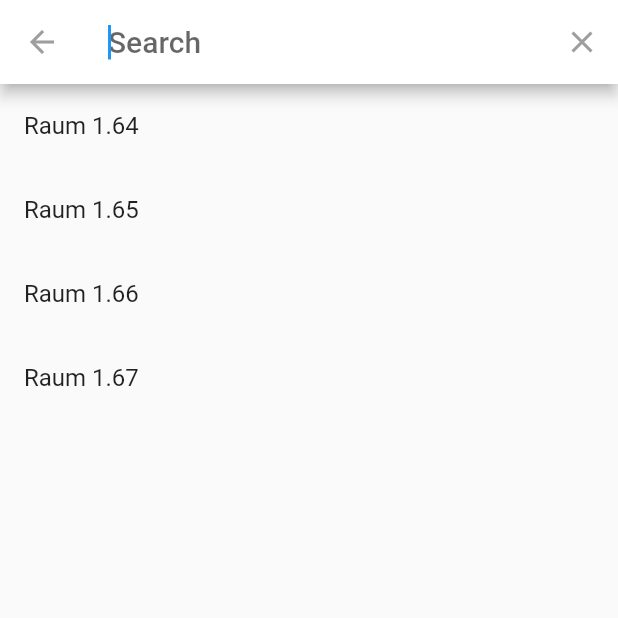
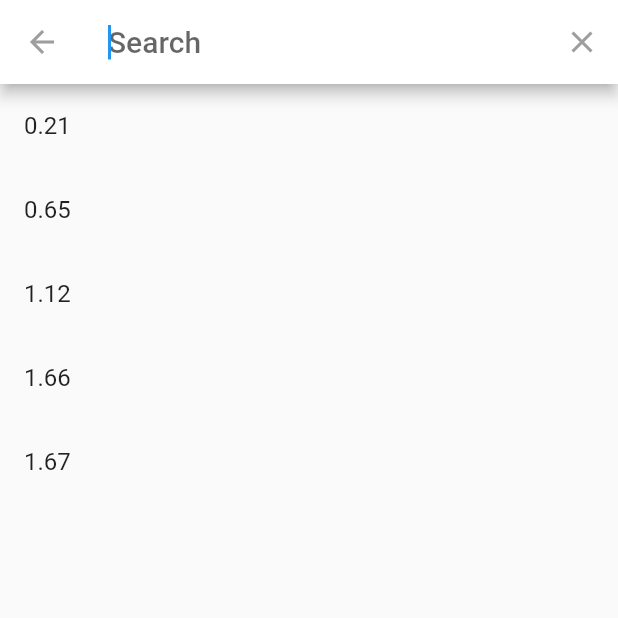
Before and after one commit to MCG-Dallgow/MCG-App, a Flutter app: the RoomPlan screen opened directly, after a tap on the "search" icon, on a phone screen of 412 x 824 dp, the top half of it. Run offline on Flutter 3.47's test engine with Material 2 defaults, Android fonts, the phone set to English and light mode, and no system bars; our stand-ins replace flutter_speed_dial.

Commit message:
Theme logic and refactor

```diff
--- a/lib/main.dart
+++ b/lib/main.dart
@@ -1,21 +1,51 @@
 import 'package:flutter/material.dart';
-import 'package:mcgapp/pages/home_page.dart';
+import 'package:mcgapp/screens/home_page.dart';
+import 'package:mcgapp/theme/theme_constants.dart';
+import 'package:mcgapp/theme/theme_manager.dart';
 
 void main() {
   runApp(const MyApp());
 }
 
-class MyApp extends StatelessWidget {
+ThemeManager themeManager = ThemeManager();
+
+class MyApp extends StatefulWidget {
   const MyApp({super.key});
+
+  @override
+  State<MyApp> createState() => _MyAppState();
+}
+
+class _MyAppState extends State<MyApp> {
+
+  @override
+  void initState() {
+    themeManager.addListener(themeListener);
+    super.initState();
+  }
+
+  @override
+  void dispose() {
+    themeManager.removeListener(themeListener);
+    super.dispose();
+  }
+
+  themeListener() {
+    if (mounted) {
+      setState(() {
+
+      });
+    }
+  }
 
   @override
   Widget build(BuildContext context) {
     return MaterialApp(
       title: 'MCG App',
       debugShowCheckedModeBanner: false,
-      theme: ThemeData(
-        primarySwatch: Colors.blue,
-      ),
+      theme: lightTheme,
+      darkTheme: darkTheme,
+      themeMode: themeManager.themeMode,
       home: const Home(),
     );
   }
--- a/lib/pages/roomplan_page.dart
+++ b/lib/screens/roomplan_page.dart
@@ -1,5 +1,6 @@
 import 'package:flutter/material.dart';
 import 'package:flutter_speed_dial/flutter_speed_dial.dart';
+import 'package:mcgapp/theme/theme_constants.dart';
 
 import '../widgets/app_bar.dart';
 import '../widgets/drawer.dart';
@@ -14,7 +15,7 @@ class RoomPlan extends StatelessWidget {
       length: 2,
       child: Scaffold(
         appBar: MCGAppBar(
-          title: "Raumplan",
+          title: 'Raumplan',
           actions: [
             IconButton(
               icon: const Icon(Icons.search),
@@ -28,9 +29,7 @@ class RoomPlan extends StatelessWidget {
           ],
         ),
         drawer: const MCGDrawer(),
-        body: Column(
-          children: <Widget>[
-            Center(
+        body: Center(
           child: GestureDetector(
             child: Container(
               decoration: BoxDecoration(
@@ -44,18 +43,15 @@ class RoomPlan extends StatelessWidget {
               height: 100,
               child: const Center(
                 child: Text("1.60"),
-                    )),
+              ),
+            ),
             onTap: () {},
           ),
-            ),
-          ],
         ),
         floatingActionButton: SpeedDial(
           icon: Icons.layers,
           activeIcon: Icons.close,
-          backgroundColor: Colors.blueGrey,
           foregroundColor: Colors.white,
-          activeBackgroundColor: Colors.blueGrey,
           activeForegroundColor: Colors.white,
           buttonSize: const Size(56.0, 56.0),
           visible: true,
@@ -72,11 +68,11 @@ class RoomPlan extends StatelessWidget {
                   fontSize: 20,
                 ),
               ),
-              backgroundColor: Colors.blueGrey,
+              backgroundColor: colorAccent,
               foregroundColor: Colors.white,
-              label: 'Untergeschoss',
+              label: "Untergeschoss",
               labelStyle: const TextStyle(fontSize: 18.0),
-              onTap: () {  },
+              onTap: () {},
             ),
             SpeedDialChild(
               child: const Text(
@@ -85,11 +81,11 @@ class RoomPlan extends StatelessWidget {
                   fontSize: 20,
                 ),
               ),
-              backgroundColor: Colors.blueGrey,
+              backgroundColor: colorAccent,
               foregroundColor: Colors.white,
-              label: 'Erdgeschoss',
+              label: "Erdgeschoss",
               labelStyle: const TextStyle(fontSize: 18.0),
-              onTap: () {  },
+              onTap: () {},
             ),
             SpeedDialChild(
               child: const Text(
@@ -98,11 +94,11 @@ class RoomPlan extends StatelessWidget {
                   fontSize: 20,
                 ),
               ),
-              backgroundColor: Colors.blueGrey,
+              backgroundColor: colorAccent,
               foregroundColor: Colors.white,
-              label: '1. Obergeschoss',
+              label: "1. Obergeschoss",
               labelStyle: const TextStyle(fontSize: 18.0),
-              onTap: () {  },
+              onTap: () {},
             ),
           ],
         ),
@@ -113,10 +109,11 @@ class RoomPlan extends StatelessWidget {
 
 class MySearchDelegate extends SearchDelegate {
   List<String> searchResults = [
-    'Raum 1.64',
-    'Raum 1.65',
-    'Raum 1.66',
-    'Raum 1.67'
+    '0.21',
+    '0.65',
+    '1.12',
+    '1.66',
+    '1.67'
   ];
 
   @override
--- a/lib/pages/teachers_page.dart
+++ b/lib/screens/teachers_page.dart
@@ -61,6 +61,9 @@ class _TeachersPageState extends State<TeachersPage> {
                   return const Divider();
                 }
                 return ListTile(
+                  /*leading: CircleAvatar(
+
+                  ),*/
                   title: Text("${_teachers[index ~/ 2]["anrede"]} ${_teachers[index ~/ 2]["nachname"]}"),
                   onTap: () {  },
                 );
--- /dev/null
+++ b/lib/theme/theme_constants.dart
@@ -0,0 +1,19 @@
+import 'package:flutter/material.dart';
+
+Color colorPrimary = Colors.lightGreen.shade800;
+Color colorAccent = Colors.greenAccent.shade700;
+
+ThemeData lightTheme = ThemeData(
+  brightness: Brightness.light,
+  primaryColor: colorPrimary,
+  appBarTheme: AppBarTheme(
+    backgroundColor: colorPrimary,
+  ),
+  floatingActionButtonTheme: FloatingActionButtonThemeData(
+    backgroundColor: colorAccent,
+  )
+);
+
+ThemeData darkTheme = ThemeData(
+  brightness: Brightness.dark,
+);
--- a/lib/widgets/app_bar.dart
+++ b/lib/widgets/app_bar.dart
@@ -34,7 +34,7 @@ class _MCGAppBarState extends State<MCGAppBar> {
     return AppBar(
       title: Text(widget.title),
       bottom: widget.bottom,
-      backgroundColor: Colors.blueGrey,
+      //backgroundColor: Theme.of(context).colorScheme.background,
       actions: widget.actions
       /*[
         /*IconButton(
--- a/lib/widgets/drawer.dart
+++ b/lib/widgets/drawer.dart
@@ -1,10 +1,10 @@
 import 'package:flutter/material.dart';
-import 'package:mcgapp/pages/roomplan_page.dart';
-import 'package:mcgapp/pages/substitution_page.dart';
-import 'package:mcgapp/pages/teachers_page.dart';
+import 'package:mcgapp/screens/roomplan_page.dart';
+import 'package:mcgapp/screens/substitution_page.dart';
+import 'package:mcgapp/screens/teachers_page.dart';
 
-import '../pages/home_page.dart';
-import '../pages/timetable_page.dart';
+import '../screens/home_page.dart';
+import '../screens/timetable_page.dart';
 
 class MCGDrawer extends StatelessWidget {
   const MCGDrawer({Key? key}) : super(key: key);
@@ -15,11 +15,11 @@ class MCGDrawer extends StatelessWidget {
       child: ListView(
         padding: EdgeInsets.zero,
         children: <Widget>[
-          const DrawerHeader(
+          DrawerHeader(
               decoration: BoxDecoration(
-                color: Colors.blueGrey,
+                color: Theme.of(context).primaryColor,
               ),
-              child: Text(
+              child: const Text(
                 'MCG App',
                 style: TextStyle(
                   color: Colors.white,
@@ -82,7 +82,7 @@ class MCGDrawer extends StatelessWidget {
               Navigator.push(
                 context,
                 MaterialPageRoute(builder: (context) {
-                  return TeachersPage();
+                  return const TeachersPage();
                 }),
               );
             },
--- a/pubspec.yaml
+++ b/pubspec.yaml
@@ -35,6 +35,7 @@ dependencies:
   # The following adds the Cupertino Icons font to your application.
   # Use with the CupertinoIcons class for iOS style icons.
   cupertino_icons: ^1.0.2
+  flutter_speed_dial: ^6.0.0
 
 dev_dependencies:
   flutter_test:
@@ -46,7 +47,6 @@ dev_dependencies:
   # package. See that file for information about deactivating specific lint
   # rules and activating additional ones.
   flutter_lints: ^2.0.0
-  flutter_speed_dial: ^6.0.0
 
 # For information on the generic Dart part of this file, see the
 # following page: https://dart.dev/tools/pub/pubspec
```
Also changed, not shown: lib/pages/home_page.dart (deleted, +0 -23 lines), lib/screens/home_page.dart (added, +38 -0 lines), lib/theme/theme_manager.dart (added, +13 -0 lines), lib/screens/substitution_page.dart (renamed from lib/pages/substitution_page.dart), lib/screens/timetable_page.dart (renamed from lib/pages/timetable_page.dart). Lines whose indentation alone changed are shown as unchanged.
